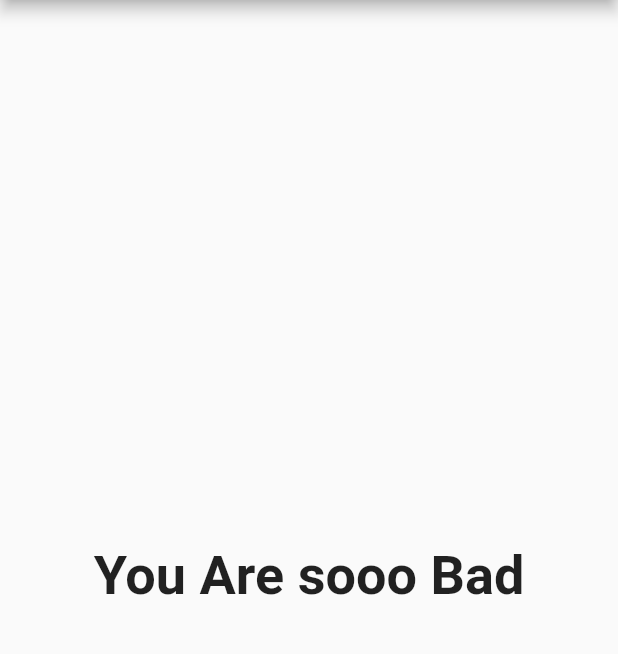
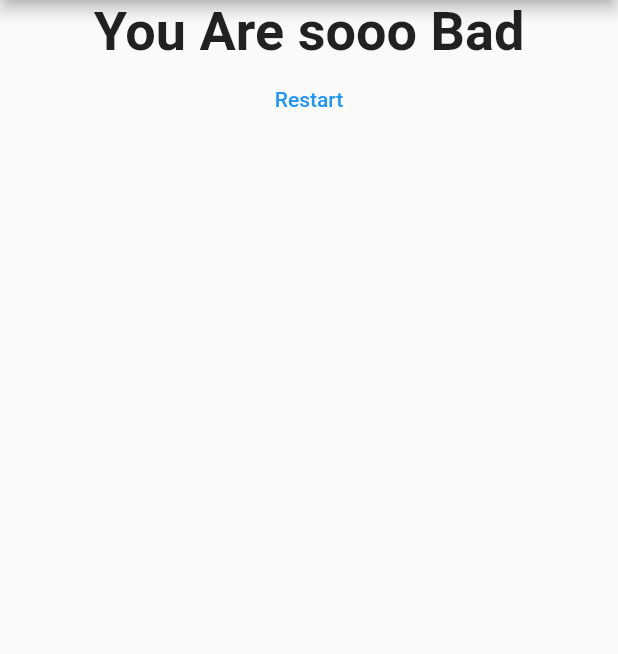
Before and after one commit to Kadweka/mobileapps-flutter, a Flutter app: the screen it shows after launch, after a tap on "Black", after a tap on "Lion", after a tap on "Max", on a phone screen of 412 x 824 dp, the part 84-738 px from its top. Run offline on Flutter 3.47's test engine with Material 2 defaults, Android fonts, the phone set to English and light mode, and no system bars.

Commit message:
create a function to restart the entire quiz

```diff
--- a/lib/main.dart
+++ b/lib/main.dart
@@ -46,6 +46,13 @@
   var _questionIndex = 0;
   var _totalScore = 0;
 
+  void _resetQuiz() {
+    setState(() {
+      _questionIndex = 0;
+      _totalScore = 0;
+    });
+  }
+
   void _answerQuestion(int score) {
     _totalScore += score;
     setState(() {
@@ -71,7 +78,7 @@
                 questionIndex: _questionIndex,
                 questions: _questions,
               )
-            : Result(_totalScore),
+            : Result(_totalScore, _resetQuiz),
       ),
     );
   }
--- a/lib/result.dart
+++ b/lib/result.dart
@@ -2,8 +2,8 @@
 
 class Result extends StatelessWidget {
   final int resultScore;
-
-  Result(this.resultScore);
+  final Function resetHundler;
+  Result(this.resultScore, this.resetHundler);
 
   String get resultPhrase {
     var resultText = 'You did it';
@@ -22,10 +22,19 @@
   @override
   Widget build(BuildContext context) {
     return Center(
-      child: Text(
-        resultPhrase,
-        style: TextStyle(fontSize: 36, fontWeight: FontWeight.bold),
-      ),
-    );
+        child: Column(
+      children: <Widget>[
+        Text(
+          resultPhrase,
+          style: TextStyle(fontSize: 36, fontWeight: FontWeight.bold),
+        ),
+        TextButton(
+          child: Text("Restart"),
+          style: ButtonStyle(
+              foregroundColor: MaterialStateProperty.all(Colors.blue)),
+          onPressed: resetHundler,
+        )
+      ],
+    ));
   }
 }
```
